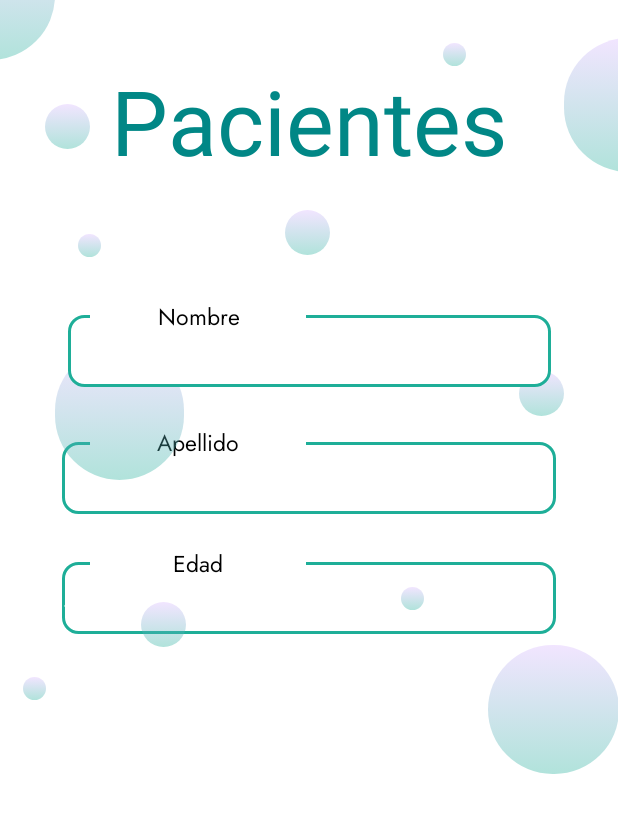
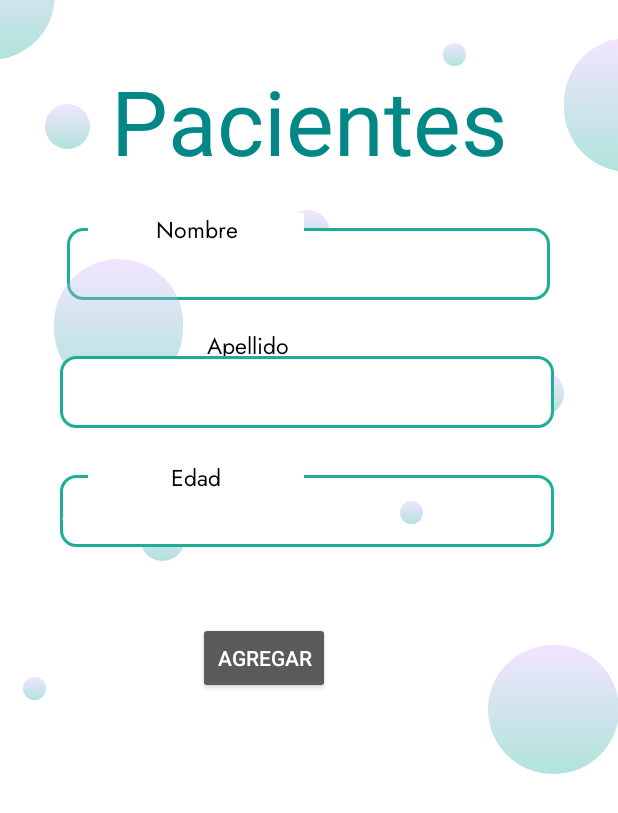
Before and after one commit to AmarisOsorio/App-BloomKids, an Android app: the layout fragment_pacientes.xml on its own in the app's theme, with its tools: preview values and no code run, on a phone screen of 412 x 824 dp. Shown: the top 813 px of the screen. Run offline under Robolectric (Android 15) with nearby library versions, the phone set to English and light mode, and no system bars; Roboto replaces fonts that are not available here.

Commit message:
Crud Pacientes a falta de probar

```diff
--- a/BloomKids/app/src/main/java/Modelo/Conexion.kt
+++ b/BloomKids/app/src/main/java/Modelo/Conexion.kt
@@ -4,7 +4,7 @@ import java.sql.Connection
 import java.sql.DriverManager
 
 class Conexion {
-        fun cadenaConexion(): Connection? {
+        fun cadenaConexio(): Connection? {
             try {
                 val ip = "jdbc:oracle:thin:@192.168.92.126:1521:xe"
                 val usuario = "BloomKids"
--- a/BloomKids/app/src/main/res/layout/activity_item_card.xml
+++ b/BloomKids/app/src/main/res/layout/activity_item_card.xml
@@ -21,7 +21,7 @@
 
 
         <TextView
-            android:id="@+id/txtProductoDato"
+            android:id="@+id/txtPacienteDato"
             android:layout_width="match_parent"
             android:layout_height="200dp"
             android:layout_weight="1"
--- a/BloomKids/app/src/main/res/layout/fragment_pacientes.xml
+++ b/BloomKids/app/src/main/res/layout/fragment_pacientes.xml
@@ -7,119 +7,6 @@
     android:layout_height="match_parent"
     android:background="#FFFFFF"
     tools:context=".Pacientes" >
-
-    <EditText
-        android:id="@+id/txtEdadPaciente"
-        android:layout_width="329dp"
-        android:layout_height="48dp"
-        android:background="@drawable/burbuja2"
-        android:ems="10"
-        android:fontFamily="@font/jost"
-        android:hint="..."
-        android:inputType="text"
-        android:textColor="@color/black"
-        android:textColorHint="@color/white"
-        android:textSize="18sp"
-        app:layout_constraintBottom_toBottomOf="parent"
-        app:layout_constraintEnd_toEndOf="parent"
-        app:layout_constraintStart_toStartOf="parent"
-        app:layout_constraintTop_toTopOf="parent"
-        app:layout_constraintVertical_bias="0.483" />
-
-    <TextView
-        android:id="@+id/txtEdadPacienteTL"
-        android:layout_width="144dp"
-        android:layout_height="21dp"
-        android:background="@color/white"
-        android:fontFamily="@font/jost"
-        android:text="Edad"
-        android:textAlignment="center"
-        android:textColor="@color/black"
-        android:textSize="15sp"
-        app:layout_constraintBottom_toBottomOf="parent"
-        app:layout_constraintEnd_toEndOf="parent"
-        app:layout_constraintHorizontal_bias="0.224"
-        app:layout_constraintStart_toStartOf="parent"
-        app:layout_constraintTop_toTopOf="parent"
-        app:layout_constraintVertical_bias="0.454" />
-
-    <EditText
-        android:id="@+id/txtApellidoPaciente"
-        android:layout_width="329dp"
-        android:layout_height="48dp"
-        android:background="@drawable/burbuja2"
-        android:ems="10"
-        android:fontFamily="@font/jost"
-        android:inputType="text"
-        android:textColor="@color/black"
-        android:textSize="18sp"
-        app:layout_constraintBottom_toBottomOf="parent"
-        app:layout_constraintEnd_toEndOf="parent"
-        app:layout_constraintStart_toStartOf="parent"
-        app:layout_constraintTop_toTopOf="parent"
-        app:layout_constraintVertical_bias="0.38" />
-
-    <TextView
-        android:id="@+id/txtApellidoPacienteTL"
-        android:layout_width="144dp"
-        android:layout_height="21dp"
-        android:background="@color/white"
-        android:fontFamily="@font/jost"
-        android:text="Apellido"
-        android:textAlignment="center"
-        android:textColor="@color/black"
-        android:textSize="15sp"
-        app:layout_constraintBottom_toBottomOf="parent"
-        app:layout_constraintEnd_toEndOf="parent"
-        app:layout_constraintHorizontal_bias="0.224"
-        app:layout_constraintStart_toStartOf="parent"
-        app:layout_constraintTop_toTopOf="parent"
-        app:layout_constraintVertical_bias="0.354" />
-
-    <ImageView
-        android:id="@+id/imageViewB1"
-        android:layout_width="86dp"
-        android:layout_height="89dp"
-        android:layout_marginStart="-50dp"
-        android:layout_marginTop="-50dp"
-        android:layout_marginEnd="-50dp"
-        android:src="@drawable/burbuja1"
-        app:layout_constraintBottom_toBottomOf="parent"
-        app:layout_constraintEnd_toEndOf="parent"
-        app:layout_constraintHorizontal_bias="0.204"
-        app:layout_constraintStart_toStartOf="parent"
-        app:layout_constraintTop_toTopOf="parent"
-        app:layout_constraintVertical_bias="0.358" />
-
-    <ImageView
-        android:id="@+id/imageViewB2"
-        android:layout_width="30dp"
-        android:layout_height="30dp"
-        android:layout_marginStart="-50dp"
-        android:layout_marginTop="-50dp"
-        android:layout_marginEnd="-50dp"
-        android:src="@drawable/burbuja1"
-        app:layout_constraintBottom_toBottomOf="parent"
-        app:layout_constraintEnd_toEndOf="parent"
-        app:layout_constraintHorizontal_bias="0.299"
-        app:layout_constraintStart_toStartOf="parent"
-        app:layout_constraintTop_toTopOf="parent"
-        app:layout_constraintVertical_bias="0.535" />
-
-    <ImageView
-        android:id="@+id/imageViewB3"
-        android:layout_width="15dp"
-        android:layout_height="15dp"
-        android:layout_marginStart="-50dp"
-        android:layout_marginTop="-50dp"
-        android:layout_marginEnd="-50dp"
-        android:src="@drawable/burbuja1"
-        app:layout_constraintBottom_toBottomOf="parent"
-        app:layout_constraintEnd_toEndOf="parent"
-        app:layout_constraintHorizontal_bias="0.639"
-        app:layout_constraintStart_toStartOf="parent"
-        app:layout_constraintTop_toTopOf="parent"
-        app:layout_constraintVertical_bias="0.514" />
 
     <ImageView
         android:id="@+id/imageViewB4"
@@ -241,6 +128,23 @@
         app:layout_constraintTop_toTopOf="parent"
         app:layout_constraintVertical_bias="0.096" />
 
+    <TextView
+        android:id="@+id/txtApellidoPacienteTL"
+        android:layout_width="144dp"
+        android:layout_height="21dp"
+        android:background="@color/white"
+        android:fontFamily="@font/jost"
+        android:text="Apellido"
+        android:textAlignment="center"
+        android:textColor="@color/black"
+        android:textSize="15sp"
+        app:layout_constraintBottom_toBottomOf="parent"
+        app:layout_constraintEnd_toEndOf="parent"
+        app:layout_constraintHorizontal_bias="0.348"
+        app:layout_constraintStart_toStartOf="parent"
+        app:layout_constraintTop_toTopOf="parent"
+        app:layout_constraintVertical_bias="0.273" />
+
     <ImageView
         android:id="@+id/imageViewB11"
         android:layout_width="86dp"
@@ -281,20 +185,44 @@
         android:textSize="18sp"
         app:layout_constraintBottom_toBottomOf="parent"
         app:layout_constraintEnd_toEndOf="parent"
+        app:layout_constraintHorizontal_bias="0.494"
         app:layout_constraintStart_toStartOf="parent"
         app:layout_constraintTop_toTopOf="parent"
-        app:layout_constraintVertical_bias="0.271" />
+        app:layout_constraintVertical_bias="0.196" />
 
-    <androidx.recyclerview.widget.RecyclerView
-        android:id="@+id/rcvPacientes"
-        android:layout_width="412dp"
-        android:layout_height="304dp"
+    <ImageView
+        android:id="@+id/imageViewB2"
+        android:layout_width="30dp"
+        android:layout_height="30dp"
+        android:layout_marginStart="-50dp"
+        android:layout_marginTop="-50dp"
+        android:layout_marginEnd="-50dp"
+        android:src="@drawable/burbuja1"
         app:layout_constraintBottom_toBottomOf="parent"
         app:layout_constraintEnd_toEndOf="parent"
-        app:layout_constraintHorizontal_bias="1.0"
+        app:layout_constraintHorizontal_bias="0.297"
         app:layout_constraintStart_toStartOf="parent"
         app:layout_constraintTop_toTopOf="parent"
-        app:layout_constraintVertical_bias="1.0" />
+        app:layout_constraintVertical_bias="0.467" />
+
+    <EditText
+        android:id="@+id/txtEdadPaciente"
+        android:layout_width="329dp"
+        android:layout_height="48dp"
+        android:background="@drawable/burbuja2"
+        android:ems="10"
+        android:fontFamily="@font/jost"
+        android:hint="..."
+        android:inputType="text"
+        android:textColor="@color/black"
+        android:textColorHint="@color/white"
+        android:textSize="18sp"
+        app:layout_constraintBottom_toBottomOf="parent"
+        app:layout_constraintEnd_toEndOf="parent"
+        app:layout_constraintHorizontal_bias="0.487"
+        app:layout_constraintStart_toStartOf="parent"
+        app:layout_constraintTop_toTopOf="parent"
+        app:layout_constraintVertical_bias="0.408" />
 
     <TextView
         android:id="@+id/textView8"
@@ -309,9 +237,96 @@
         android:textSize="15sp"
         app:layout_constraintBottom_toBottomOf="parent"
         app:layout_constraintEnd_toEndOf="parent"
-        app:layout_constraintHorizontal_bias="0.224"
+        app:layout_constraintHorizontal_bias="0.22"
         app:layout_constraintStart_toStartOf="parent"
         app:layout_constraintTop_toTopOf="parent"
-        app:layout_constraintVertical_bias="0.249" />
+        app:layout_constraintVertical_bias="0.177" />
+
+    <ImageView
+        android:id="@+id/imageViewB3"
+        android:layout_width="15dp"
+        android:layout_height="15dp"
+        android:layout_marginStart="-50dp"
+        android:layout_marginTop="-50dp"
+        android:layout_marginEnd="-50dp"
+        android:src="@drawable/burbuja1"
+        app:layout_constraintBottom_toBottomOf="parent"
+        app:layout_constraintEnd_toEndOf="parent"
+        app:layout_constraintHorizontal_bias="0.637"
+        app:layout_constraintStart_toStartOf="parent"
+        app:layout_constraintTop_toTopOf="parent"
+        app:layout_constraintVertical_bias="0.447" />
+
+    <ImageView
+        android:id="@+id/imageViewB1"
+        android:layout_width="86dp"
+        android:layout_height="89dp"
+        android:layout_marginStart="-50dp"
+        android:layout_marginTop="-50dp"
+        android:layout_marginEnd="-50dp"
+        android:src="@drawable/burbuja1"
+        app:layout_constraintBottom_toBottomOf="parent"
+        app:layout_constraintEnd_toEndOf="parent"
+        app:layout_constraintHorizontal_bias="0.202"
+        app:layout_constraintStart_toStartOf="parent"
+        app:layout_constraintTop_toTopOf="parent"
+        app:layout_constraintVertical_bias="0.284" />
+
+    <TextView
+        android:id="@+id/txtEdadPacienteTL"
+        android:layout_width="144dp"
+        android:layout_height="21dp"
+        android:background="@color/white"
+        android:fontFamily="@font/jost"
+        android:text="Edad"
+        android:textAlignment="center"
+        android:textColor="@color/black"
+        android:textSize="15sp"
+        app:layout_constraintBottom_toBottomOf="parent"
+        app:layout_constraintEnd_toEndOf="parent"
+        app:layout_constraintHorizontal_bias="0.22"
+        app:layout_constraintStart_toStartOf="parent"
+        app:layout_constraintTop_toTopOf="parent"
+        app:layout_constraintVertical_bias="0.383" />
+
+    <EditText
+        android:id="@+id/txtApellidoPaciente"
+        android:layout_width="329dp"
+        android:layout_height="48dp"
+        android:background="@drawable/burbuja2"
+        android:ems="10"
+        android:fontFamily="@font/jost"
+        android:inputType="text"
+        android:textColor="@color/black"
+        android:textSize="18sp"
+        app:layout_constraintBottom_toBottomOf="parent"
+        app:layout_constraintEnd_toEndOf="parent"
+        app:layout_constraintHorizontal_bias="0.487"
+        app:layout_constraintStart_toStartOf="parent"
+        app:layout_constraintTop_toTopOf="parent"
+        app:layout_constraintVertical_bias="0.306" />
+
+    <androidx.recyclerview.widget.RecyclerView
+        android:id="@+id/rcvPacientes"
+        android:layout_width="412dp"
+        android:layout_height="304dp"
+        app:layout_constraintBottom_toBottomOf="parent"
+        app:layout_constraintEnd_toEndOf="parent"
+        app:layout_constraintHorizontal_bias="1.0"
+        app:layout_constraintStart_toStartOf="parent"
+        app:layout_constraintTop_toTopOf="parent"
+        app:layout_constraintVertical_bias="1.0" />
+
+    <Button
+        android:id="@+id/btnAgregarPaciente"
+        android:layout_width="wrap_content"
+        android:layout_height="wrap_content"
+        android:text="Agregar"
+        app:layout_constraintBottom_toBottomOf="parent"
+        app:layout_constraintEnd_toEndOf="parent"
+        app:layout_constraintHorizontal_bias="0.408"
+        app:layout_constraintStart_toStartOf="parent"
+        app:layout_constraintTop_toTopOf="parent"
+        app:layout_constraintVertical_bias="0.534" />
 
 </androidx.constraintlayout.widget.ConstraintLayout>
```
Also changed, not shown: BloomKids/app/src/main/java/PacientesHelper/PacientesAdaptador.kt (added, +94 -0 lines), BloomKids/app/src/main/java/PacientesHelper/ViewHolderPacientes.kt (added, +13 -0 lines), BloomKids/app/src/main/java/bryan/amaris/bloomkids/Pacientes.kt (+24 -0 lines).
